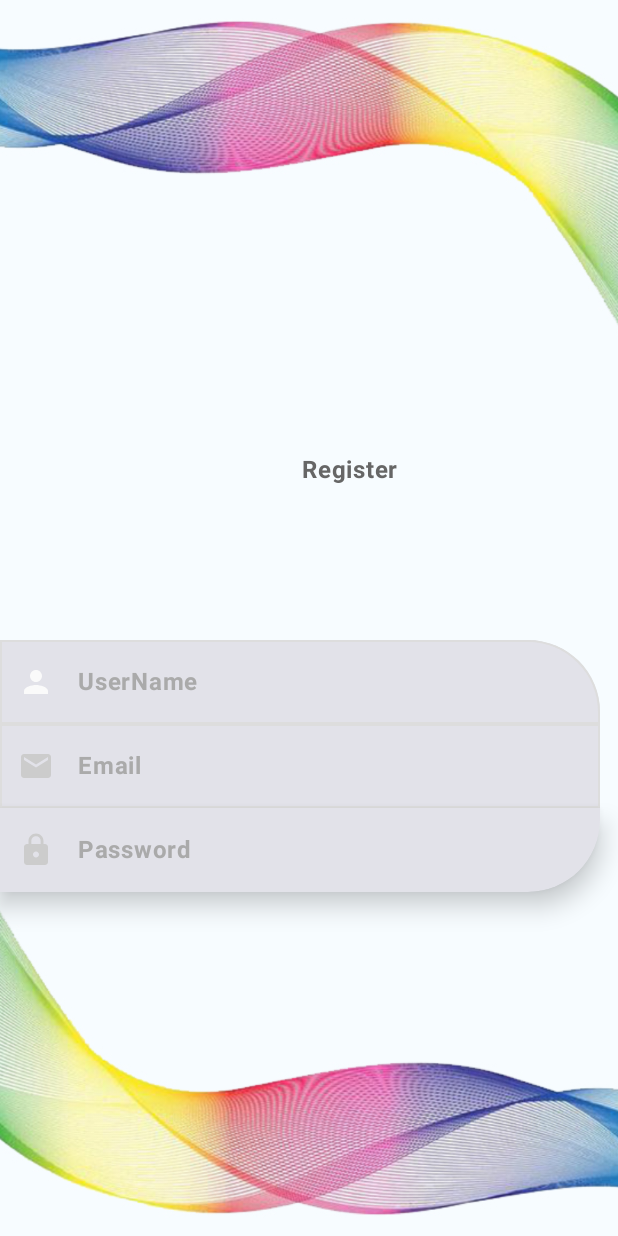
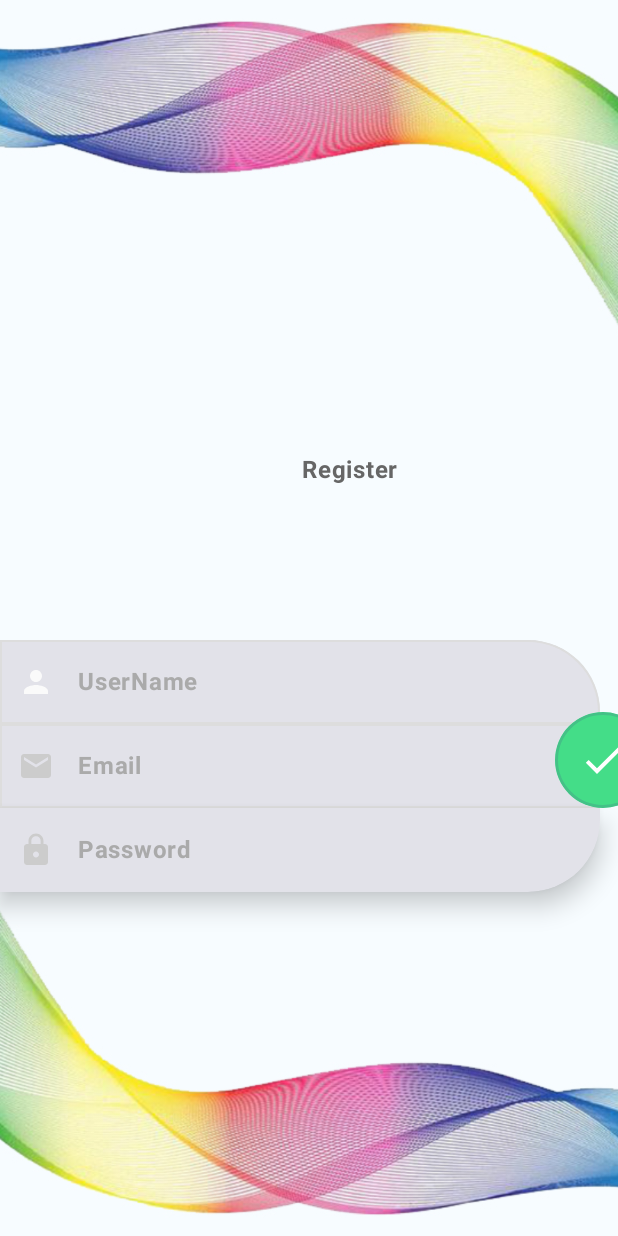
Before and after one commit to Sevilex/Login-Register, an Android app built with Jetpack Compose: the screen it shows after launch (MainActivity), on a phone screen of 412 x 824 dp. Run offline under Robolectric (Android 15) with nearby library versions, the phone set to English and light mode, and no system bars.

Commit message:
Create CheckBox Box

```diff
--- a/app/src/main/java/com/example/loginregester/MainActivity.kt
+++ b/app/src/main/java/com/example/loginregester/MainActivity.kt
@@ -4,20 +4,29 @@ import android.os.Bundle
 import androidx.activity.ComponentActivity
 import androidx.activity.compose.setContent
 import androidx.compose.foundation.Image
+import androidx.compose.foundation.background
 import androidx.compose.foundation.border
 import androidx.compose.foundation.layout.Box
 import androidx.compose.foundation.layout.Column
+import androidx.compose.foundation.layout.absoluteOffset
 import androidx.compose.foundation.layout.fillMaxSize
+import androidx.compose.foundation.layout.fillMaxWidth
 import androidx.compose.foundation.layout.padding
+import androidx.compose.foundation.layout.size
 import androidx.compose.foundation.layout.width
+import androidx.compose.foundation.shape.CircleShape
 import androidx.compose.foundation.shape.RoundedCornerShape
 import androidx.compose.foundation.text.KeyboardOptions
 import androidx.compose.material.icons.Icons
+import androidx.compose.material.icons.filled.Check
 import androidx.compose.material.icons.filled.Email
 import androidx.compose.material.icons.filled.Lock
 import androidx.compose.material.icons.filled.Person
+import androidx.compose.material3.Button
+import androidx.compose.material3.ButtonDefaults
 import androidx.compose.material3.ExperimentalMaterial3Api
 import androidx.compose.material3.Icon
+import androidx.compose.material3.IconButton
 import androidx.compose.material3.MaterialTheme
 import androidx.compose.material3.Surface
 import androidx.compose.material3.Text
@@ -28,9 +37,12 @@ import androidx.compose.runtime.getValue
 import androidx.compose.runtime.mutableStateOf
 import androidx.compose.runtime.remember
 import androidx.compose.runtime.setValue
+import androidx.compose.ui.Alignment
 import androidx.compose.ui.Modifier
+import androidx.compose.ui.draw.clip
 import androidx.compose.ui.draw.shadow
 import androidx.compose.ui.graphics.Color
+import androidx.compose.ui.graphics.Color.Companion.White
 import androidx.compose.ui.layout.ContentScale
 import androidx.compose.ui.res.painterResource
 import androidx.compose.ui.text.font.FontWeight
@@ -38,6 +50,7 @@ import androidx.compose.ui.text.input.KeyboardType
 import androidx.compose.ui.text.input.PasswordVisualTransformation
 import androidx.compose.ui.tooling.preview.Preview
 import androidx.compose.ui.unit.dp
+import androidx.compose.ui.unit.sp
 import com.example.loginregester.ui.theme.LoginRegesterTheme
 
 class MainActivity : ComponentActivity() {
@@ -86,6 +99,7 @@ fun RegisterForm() {
                 UserNameField()
                 EmailFiled()
                 PasswordField()
+                CheckField()
 
             }
         }
@@ -95,14 +109,13 @@ fun RegisterForm() {
 
 
 
-@OptIn(ExperimentalMaterial3Api::class)
 @Composable
 fun x() {
 }
 
 
+@OptIn(ExperimentalMaterial3Api::class)
 @Composable
-@OptIn(ExperimentalMaterial3Api::class)
 private fun UserNameField() {
     var txt by remember { mutableStateOf("") }
     TextField(
@@ -175,8 +188,8 @@ fun EmailFiled() {
     )
 }
 
+@OptIn(ExperimentalMaterial3Api::class)
 @Composable
-@OptIn(ExperimentalMaterial3Api::class)
 private fun PasswordField() {
     var password by remember { mutableStateOf("") }
     TextField(
@@ -214,3 +227,30 @@ private fun PasswordField() {
         )
     )
 }
+
+@Composable
+private fun CheckField(){
+    Box(Modifier.absoluteOffset(370.dp, (-120).dp)) {
+        IconButton(
+            onClick = {},
+            modifier = Modifier
+                .size(64.dp)
+                .clip(CircleShape)
+                .background(
+                    color = Color(0xFF44DD88)
+                )
+                .border(
+                    width = 2.dp,
+                    color = Color(0x8844AA88),
+                    shape = CircleShape
+                )
+        ) {
+            Icon(
+                imageVector = Icons.Filled.Check,
+                contentDescription = "",
+                tint = White,
+                modifier = Modifier.size(32.dp)
+            )
+        }
+    }
+}
```
